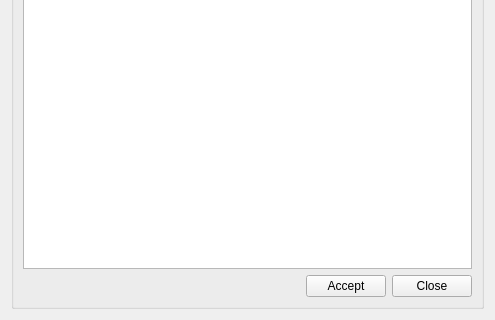
Old version of the form core/ui/shared/visit_manager.ui in the repository Giswater/giswater_qgis_plugin; both pictures show x 0 to 495 and y 264 to 584 of the 495 by 584 pixel window.
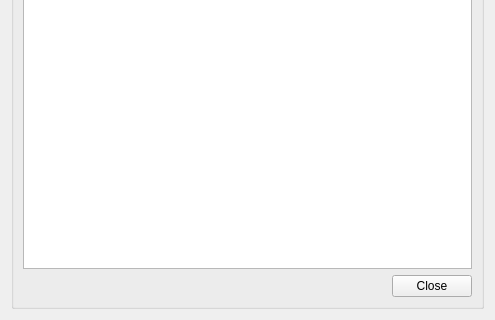
New version of the form.

Commit message: Removed the accept button to unify form design with the other managers

```diff
--- a/core/ui/shared/visit_manager.ui
+++ b/core/ui/shared/visit_manager.ui
@@ -191,13 +191,6 @@
           </property>
          </spacer>
         </item>
-        <item>
-         <widget class="QPushButton" name="btn_accept">
-          <property name="text">
-           <string>Accept</string>
-          </property>
-         </widget>
-        </item>
         <item>
          <widget class="QPushButton" name="btn_close">
           <property name="text">
```
The commit also changes 1 other file.
